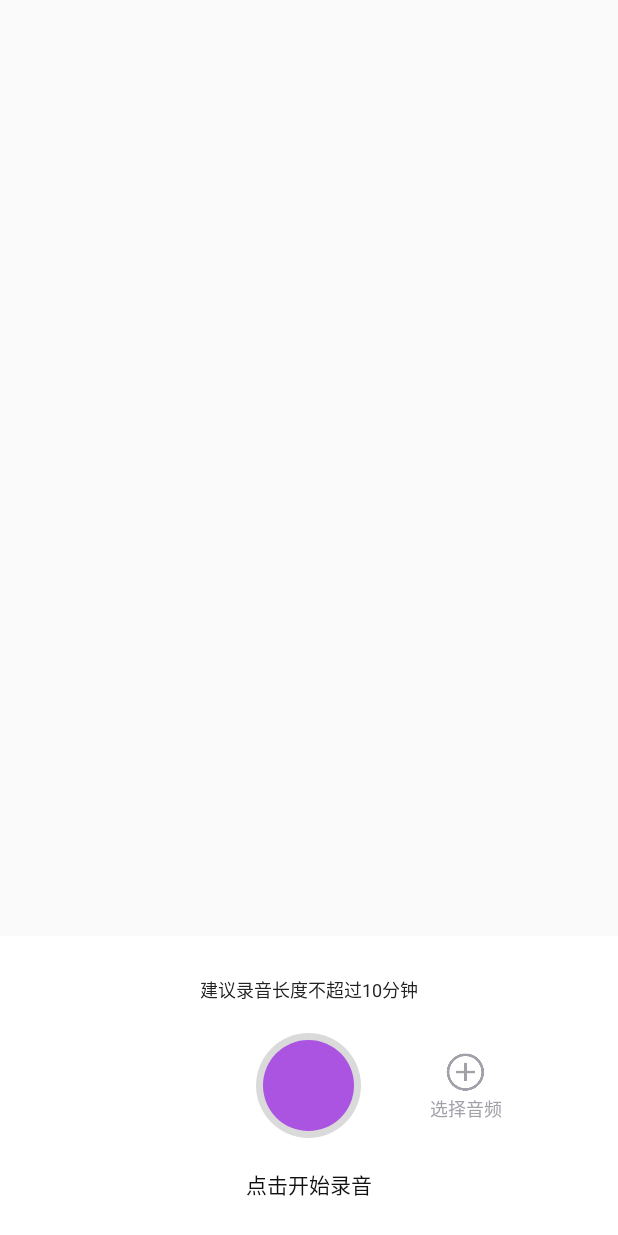
After one commit to waterfaity/WaterFairyLibrary, an Android app: the layout dialog_record_record.xml on its own in the app's theme, with its tools: preview values and no code run, on a phone screen of 412 x 824 dp. The commit adds this screen. Run offline under Robolectric (Android 15) with nearby library versions, the phone set to English and light mode, and no system bars.

Commit message:
1.录音

```diff
--- a/app/build.gradle
+++ b/app/build.gradle
@@ -40,6 +40,7 @@ dependencies {
     implementation 'androidx.navigation:navigation-fragment-ktx:2.3.0'
     implementation 'androidx.navigation:navigation-ui-ktx:2.3.0'
     implementation project(path: ':libraryPickerView')
+    implementation project(path: ':libraryAudioRecordDialog')
     testImplementation 'junit:junit:4.12'
     androidTestImplementation 'androidx.test.ext:junit:1.1.1'
     androidTestImplementation 'androidx.test.espresso:espresso-core:3.2.0'
--- a/app/src/main/java/com/waterfairy/application/MainActivity.kt
+++ b/app/src/main/java/com/waterfairy/application/MainActivity.kt
@@ -6,6 +6,7 @@ import com.google.android.material.snackbar.Snackbar
 import androidx.appcompat.app.AppCompatActivity
 import android.view.Menu
 import android.view.MenuItem
+import com.waterfairy.libraryaudiorecorddialog.RecordDialog
 import kotlinx.android.synthetic.main.activity_main.*
 
 class MainActivity : AppCompatActivity() {
@@ -17,5 +18,7 @@ class MainActivity : AppCompatActivity() {
         pick_view.setOnPickListener { pickrView, any, pos -> button.text = any.toString() }
         button.setOnClickListener { view -> pick_view.currentPos = 10 }
 
+        RecordDialog(this, true).show()
+
     }
 }
--- /dev/null
+++ b/libraryAudioRecordDialog/src/main/AndroidManifest.xml
@@ -0,0 +1,5 @@
+<?xml version="1.0" encoding="utf-8"?>
+<manifest xmlns:android="http://schemas.android.com/apk/res/android"
+    package="com.waterfairy.libraryaudiorecorddialog">
+
+</manifest>
--- /dev/null
+++ b/libraryAudioRecordDialog/src/main/res/drawable-v21/record_dialog_click_style_bg_trans.xml
@@ -0,0 +1,5 @@
+<?xml version="1.0" encoding="utf-8"?>
+<ripple xmlns:android="http://schemas.android.com/apk/res/android"
+    android:color="#22000000">
+
+</ripple>
--- /dev/null
+++ b/libraryAudioRecordDialog/src/main/res/drawable/record_dialog_bg_record_normal.xml
@@ -0,0 +1,19 @@
+<?xml version="1.0" encoding="utf-8"?>
+<layer-list xmlns:android="http://schemas.android.com/apk/res/android">
+    <item>
+        <shape>
+            <corners android:radius="100dp" />
+            <solid android:color="#dadada" />
+        </shape>
+    </item>
+    <item
+        android:bottom="5dp"
+        android:left="5dp"
+        android:right="5dp"
+        android:top="5dp">
+        <shape>
+            <corners android:radius="100dp" />
+            <solid android:color="#AA54E1" />
+        </shape>
+    </item>
+</layer-list>
--- /dev/null
+++ b/libraryAudioRecordDialog/src/main/res/drawable/record_dialog_click_style_bg_trans.xml
@@ -0,0 +1,9 @@
+<?xml version="1.0" encoding="utf-8"?>
+<selector xmlns:android="http://schemas.android.com/apk/res/android">
+    <item android:state_pressed="true">
+        <shape>
+            <solid android:color="#22000000" />
+        </shape>
+
+    </item>
+</selector>
--- /dev/null
+++ b/libraryAudioRecordDialog/src/main/res/layout/dialog_record_record.xml
@@ -0,0 +1,72 @@
+<?xml version="1.0" encoding="utf-8"?>
+<RelativeLayout xmlns:android="http://schemas.android.com/apk/res/android"
+    android:id="@+id/root_view"
+    android:layout_width="match_parent"
+    android:layout_height="match_parent">
+
+    <RelativeLayout
+        android:layout_width="match_parent"
+        android:layout_height="200dp"
+        android:layout_alignParentBottom="true"
+        android:background="#FFFFFF">
+
+        <TextView
+            android:id="@+id/tv_noti"
+            android:layout_width="wrap_content"
+            android:layout_height="wrap_content"
+            android:layout_above="@+id/iv_record"
+            android:layout_centerHorizontal="true"
+            android:layout_marginBottom="20dp"
+            android:gravity="center"
+            android:hint="建议录音长度不超过10分钟"
+            android:text="建议录音长度不超过10分钟"
+            android:textColor="#222222"
+            android:textSize="12dp" />
+
+        <ImageView
+            android:id="@+id/iv_record"
+            android:layout_width="70dp"
+            android:layout_height="70dp"
+            android:layout_centerInParent="true"
+            android:background="@drawable/record_dialog_click_style_bg_trans"
+            android:src="@drawable/record_dialog_bg_record_normal" />
+
+        <LinearLayout
+            android:id="@+id/rel_select_audio"
+            android:layout_width="60dp"
+            android:layout_height="60dp"
+            android:layout_centerVertical="true"
+            android:layout_marginLeft="40dp"
+            android:layout_toRightOf="@+id/iv_record"
+            android:background="@drawable/record_dialog_click_style_bg_trans"
+            android:gravity="center"
+            android:orientation="vertical">
+
+            <ImageView
+                android:layout_width="30dp"
+                android:layout_height="30dp"
+                android:src="@drawable/record_dialog_icon_add_2"
+                android:tint="#A1A1AA" />
+
+            <TextView
+                android:layout_width="wrap_content"
+                android:layout_height="wrap_content"
+                android:text="选择音频"
+                android:textColor="#A1A1AA"
+                android:textSize="12dp" />
+
+        </LinearLayout>
+
+        <TextView
+            android:id="@+id/tv_record"
+            android:layout_width="wrap_content"
+            android:layout_height="wrap_content"
+            android:layout_below="@id/iv_record"
+            android:layout_centerHorizontal="true"
+            android:layout_marginTop="20dp"
+            android:text="点击开始录音"
+            android:textColor="#111111"
+            android:textSize="14dp" />
+
+    </RelativeLayout>
+</RelativeLayout>
--- a/settings.gradle
+++ b/settings.gradle
@@ -1,3 +1,4 @@
+include ':libraryAudioRecordDialog'
 include ':libraryPickerView'
 include ':app'
 rootProject.name = "WaterFairyLibrary"
```
Also changed, not shown: libraryAudioRecordDialog/build.gradle (added, +45 -0 lines), libraryAudioRecordDialog/src/main/java/com/waterfairy/libraryaudiorecorddialog/BaseDialog.java (added, +73 -0 lines), libraryAudioRecordDialog/src/main/java/com/waterfairy/libraryaudiorecorddialog/LoadingDialog.java (added, +36 -0 lines), libraryAudioRecordDialog/src/main/java/com/waterfairy/libraryaudiorecorddialog/RecordDialog.kt (added, +225 -0 lines), libraryAudioRecordDialog/src/main/res/drawable/record_dialog_bg_record_normal_2.xml (added, +29 -0 lines), libraryAudioRecordDialog/src/main/res/layout/dialog_record_loading.xml (added, +40 -0 lines), libraryAudioRecordDialog/src/main/res/values/styles.xml (added, +33 -0 lines), libraryAudioRecordDialog/src/main/res/drawable-xxhdpi/record_dialog_icon_add_2.png (added), 3 other files.
